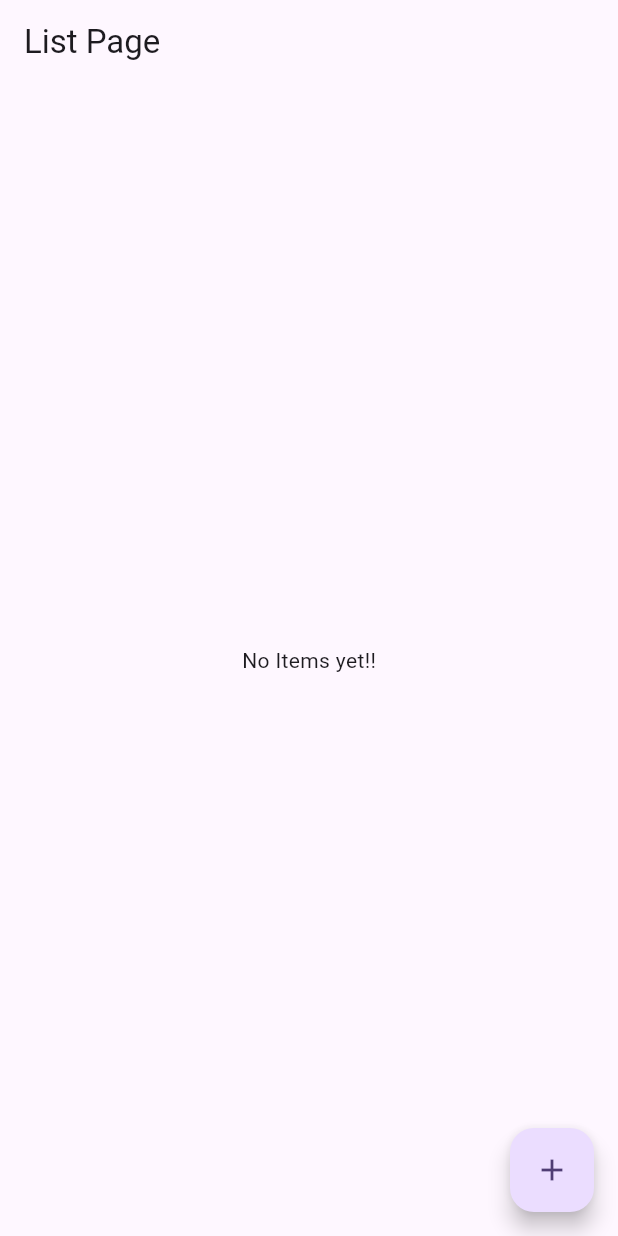
After one commit to raunak2909/cubit_368, a Flutter app: the screen it shows after launch, after a tap on the "add" icon, after a tap on the "edit" icon, after a tap on the "delete" icon, on a phone screen of 412 x 824 dp. The commit adds this screen. Run offline on Flutter 3.47's test engine with Material 3 defaults, Android fonts, the phone set to English and light mode, and no system bars; our stand-ins replace flutter_bloc.

Commit message:
List of Map with Cubit

```diff
--- /dev/null
+++ b/lib/list_cubit.dart
@@ -0,0 +1,30 @@
+import 'package:cubit_368/list_state.dart';
+import 'package:flutter_bloc/flutter_bloc.dart';
+
+class ListCubit extends Cubit<ListState>{
+
+  ListCubit() : super(ListState(mData: []));
+
+  ///events
+  void addData(Map<String, dynamic> data){
+
+    List<Map<String, dynamic>> currentStateData = state.mData;
+    currentStateData.add(data);
+    emit(ListState(mData: currentStateData));
+
+  }
+
+  void updateData (Map<String, dynamic> updateData, int index){
+    List<Map<String, dynamic>> currentStateData = state.mData;
+    currentStateData[index] = updateData;
+    emit(ListState(mData: currentStateData));
+  }
+
+  void deleteData(int index){
+    List<Map<String, dynamic>> currentStateData = state.mData;
+    currentStateData.removeAt(index);
+
+    emit(ListState(mData: currentStateData));
+  }
+
+}
--- /dev/null
+++ b/lib/list_page.dart
@@ -0,0 +1,53 @@
+import 'package:cubit_368/list_cubit.dart';
+import 'package:cubit_368/list_state.dart';
+import 'package:flutter/material.dart';
+import 'package:flutter_bloc/flutter_bloc.dart';
+
+class ListPage extends StatelessWidget {
+  const ListPage({super.key});
+
+  @override
+  Widget build(BuildContext context) {
+    return Scaffold(
+      appBar: AppBar(
+        title: Text('List Page'),
+      ),
+      body: BlocBuilder<ListCubit, ListState>(
+          builder: (_, state){
+        return state.mData.isNotEmpty ? ListView.builder(
+            itemCount: state.mData.length,
+            itemBuilder: (_, index){
+          return ListTile(
+            title: Text(state.mData[index]["title"]),
+            subtitle: Text(state.mData[index]["msg"]),
+            trailing: SizedBox(
+              width: 110,
+              child: Row(
+                children: [
+                  IconButton(onPressed: (){
+                    context.read<ListCubit>().updateData({
+                      "title" : "New Task",
+                      "msg" : "Please complete DB with Cubit"
+                    }, index);
+                  }, icon: Icon(Icons.edit)),
+                  IconButton(onPressed: (){
+                    context.read<ListCubit>().deleteData(index);
+                  }, icon: Icon(Icons.delete, color: Colors.red,)),
+                ],
+              ),
+            ),
+          );
+        }) : Center(
+          child: Text('No Items yet!!'),
+        );
+      }),
+
+      floatingActionButton: FloatingActionButton(onPressed: (){
+        context.read<ListCubit>().addData({
+          "title" : "New Item",
+          "msg" : "List Map with Cubit done!!"
+        });
+      }, child: Icon(Icons.add),),
+    );
+  }
+}
--- /dev/null
+++ b/lib/list_state.dart
@@ -0,0 +1,4 @@
+class ListState {
+  List<Map<String, dynamic>> mData;
+  ListState({required this.mData});
+}
--- a/lib/main.dart
+++ b/lib/main.dart
@@ -1,10 +1,15 @@
 import 'package:cubit_368/add_count_page.dart';
 import 'package:cubit_368/counter_cubit.dart';
+import 'package:cubit_368/list_cubit.dart';
+import 'package:cubit_368/list_page.dart';
 import 'package:flutter/material.dart';
 import 'package:flutter_bloc/flutter_bloc.dart';
 
 void main() {
-  runApp(BlocProvider(create: (_) => CounterCubit(), child: MyApp()));
+  runApp(MultiBlocProvider(providers: [
+    BlocProvider(create: (_) => CounterCubit()),
+    BlocProvider(create: (_) => ListCubit()),
+  ], child: MyApp()));
 }
 
 class MyApp extends StatelessWidget {
@@ -34,7 +39,7 @@ class MyApp extends StatelessWidget {
         colorScheme: ColorScheme.fromSeed(seedColor: Colors.deepPurple),
         useMaterial3: true,
       ),
-      home: MyHomePage(),
+      home: ListPage(),
     );
   }
 }
```
